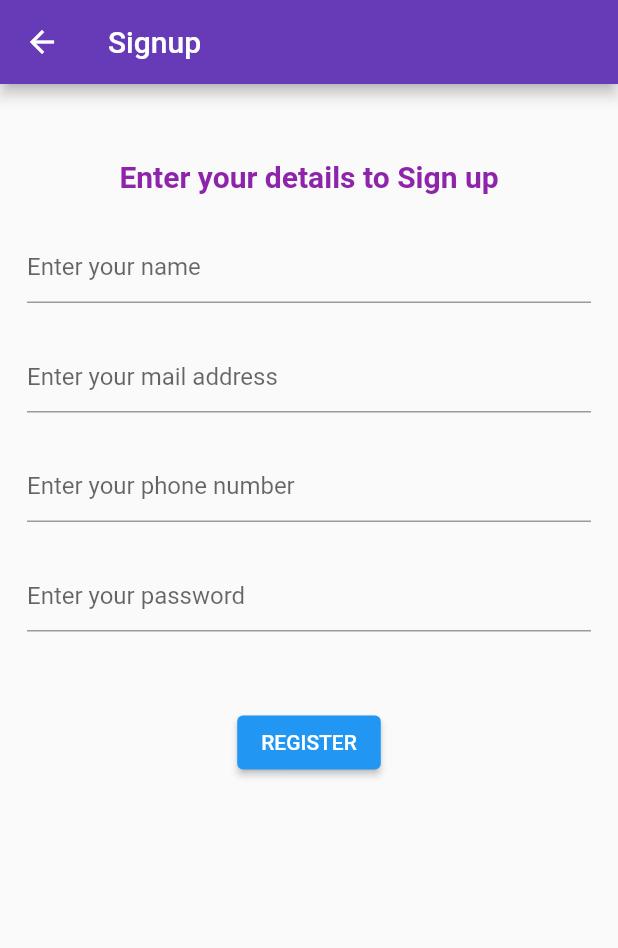
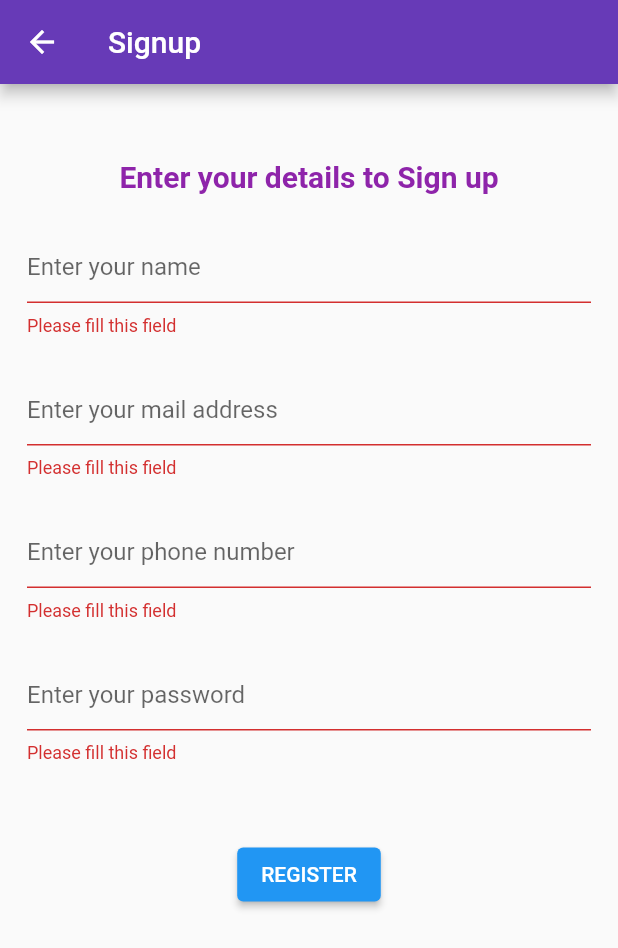
Before and after one commit to geethuvinil/verygoodcli_todoo, a Flutter app: the SignupPage screen opened directly, after a tap on "REGISTER", on a phone screen of 412 x 824 dp. Shown: the top 948 px of the screen. Run offline on Flutter 3.47's test engine with Material 2 defaults, Android fonts, the light colour scheme and no system bars; our stand-ins replace bloc, cloud_firestore, firebase_auth, firebase_core, flutter_bloc; accounts and stored records are empty; generated files the repository leaves out were written again; network calls fail.

Commit message:
signup_repo_completed

```diff
--- a/lib/signup/view/signup_page.dart
+++ b/lib/signup/view/signup_page.dart
@@ -1,4 +1,8 @@
 import 'package:flutter/material.dart';
+import 'package:todoo/login/login.dart';
+import 'package:todoo/signup/repository/signup_repo.dart';
+
+import '../../login Details/view/login_details_page.dart';
 
 class SignupPage extends StatefulWidget {
   const SignupPage({super.key});
@@ -38,35 +42,62 @@ class _SignupPageState extends State<SignupPage> {
                     fontWeight: FontWeight.bold,
                     fontSize: 20),
               ),
-             signupDetails(text:"Enter your name",keyboardType: TextInputType.name,controller: _textEditingNameController,
-             validator:(value) {
-               if(value!.isEmpty){
+              signupDetails(
+                text: "Enter your name",
+                keyboardType: TextInputType.name,
+                controller: _textEditingNameController,
+                validator: (value) {
+                  if (value!.isEmpty) {
                     return "Please fill this field";
                   }
-             },),
-             signupDetails(text:"Enter your mail address",keyboardType: TextInputType.emailAddress ,controller: _textEditingEmailController,
-             validator:(value) {
-               if(value!.isEmpty){
+                },
+              ),
+              signupDetails(
+                text: "Enter your mail address",
+                keyboardType: TextInputType.emailAddress,
+                controller: _textEditingEmailController,
+                validator: (value) {
+                  if (value!.isEmpty) {
                     return "Please fill this field";
                   }
-             }, ),
-                      signupDetails(text:"Enter your phone number",keyboardType: TextInputType.number,controller: _textEditingNumberController,
+                },
+              ),
+              signupDetails(
+                text: "Enter your phone number",
+                keyboardType: TextInputType.number,
+                controller: _textEditingNumberController,
                 validator: (value) {
-               if(value!.isEmpty){
+                  if (value!.isEmpty) {
                     return "Please fill this field";
                   }
-             }, ),
-                               signupDetails(text:"Enter your password",keyboardType: TextInputType.visiblePassword ,controller: _textEditingPasswordController,
+                },
+              ),
+              signupDetails(
+                text: "Enter your password",
+                keyboardType: TextInputType.visiblePassword,
+                controller: _textEditingPasswordController,
                 validator: (value) {
-               if(value!.isEmpty){
+                  if (value!.isEmpty) {
                     return "Please fill this field";
                   }
-             },),
-
-                              SizedBox(height: 50,),
-                               ElevatedButton(onPressed: (){}, child: Text("REGISTER"))
-
-
+                },
+              ),
+              SizedBox(
+                height: 50,
+              ),
+              ElevatedButton(
+                  onPressed: () async {
+                    if (_formKey.currentState!.validate()) {
+                      await SignupRepo().createUser(
+                          _textEditingNameController.text,
+                          _textEditingEmailController.text,
+                          _textEditingNumberController.text,
+                          _textEditingPasswordController.text,
+                          context);
+                          Navigator.push(context, MaterialPageRoute(builder: (context) => LoginDetailsPage(),));
+                    }
+                  },
+                  child: Text("REGISTER"))
             ],
           ),
         ),
@@ -74,17 +105,20 @@ class _SignupPageState extends State<SignupPage> {
     );
   }
 
-  Padding signupDetails({String? text,TextInputType? keyboardType,TextEditingController? controller,String? Function(String?)? validator}){
-    return  Padding(
-            padding: const EdgeInsets.only(top: 25,left: 18,right: 18),
+  Padding signupDetails(
+      {String? text,
+      TextInputType? keyboardType,
+      TextEditingController? controller,
+      String? Function(String?)? validator}) {
+    return Padding(
+      padding: const EdgeInsets.only(top: 25, left: 18, right: 18),
       child: TextFormField(
           controller: controller,
           decoration: InputDecoration(
             hintText: text,
           ),
           validator: validator,
-              keyboardType: keyboardType
-            ),
+          keyboardType: keyboardType),
     );
   }
 }
```
Also changed, not shown: lib/signup/repository/signup_repo.dart (added, +24 -0 lines), 1 other file. Lines whose indentation alone changed are shown as unchanged.
